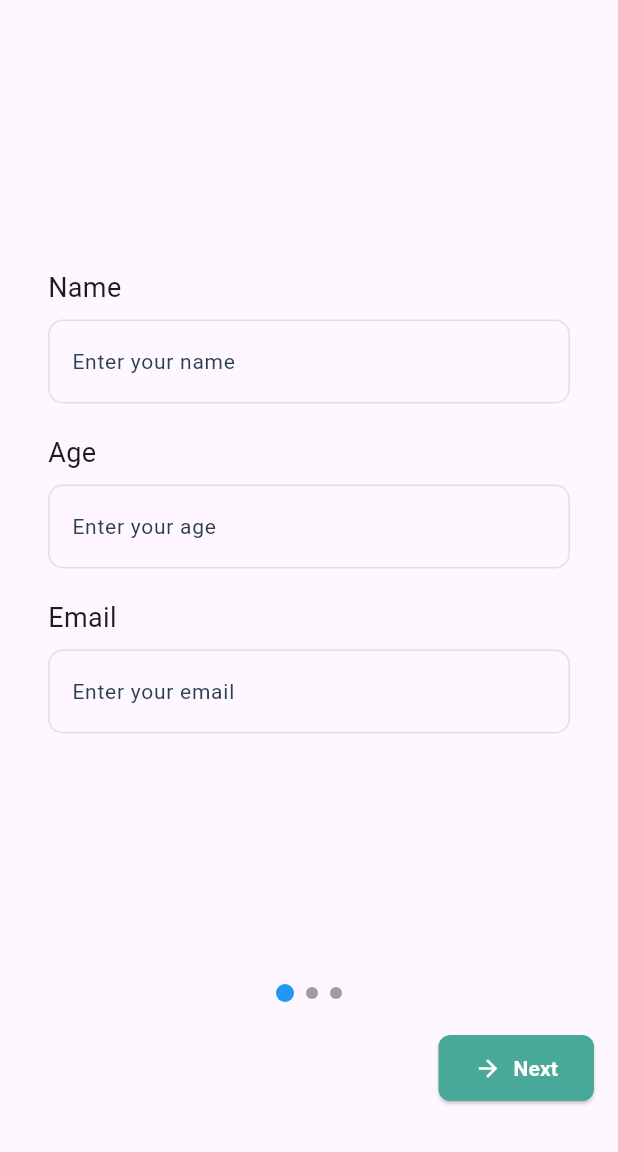
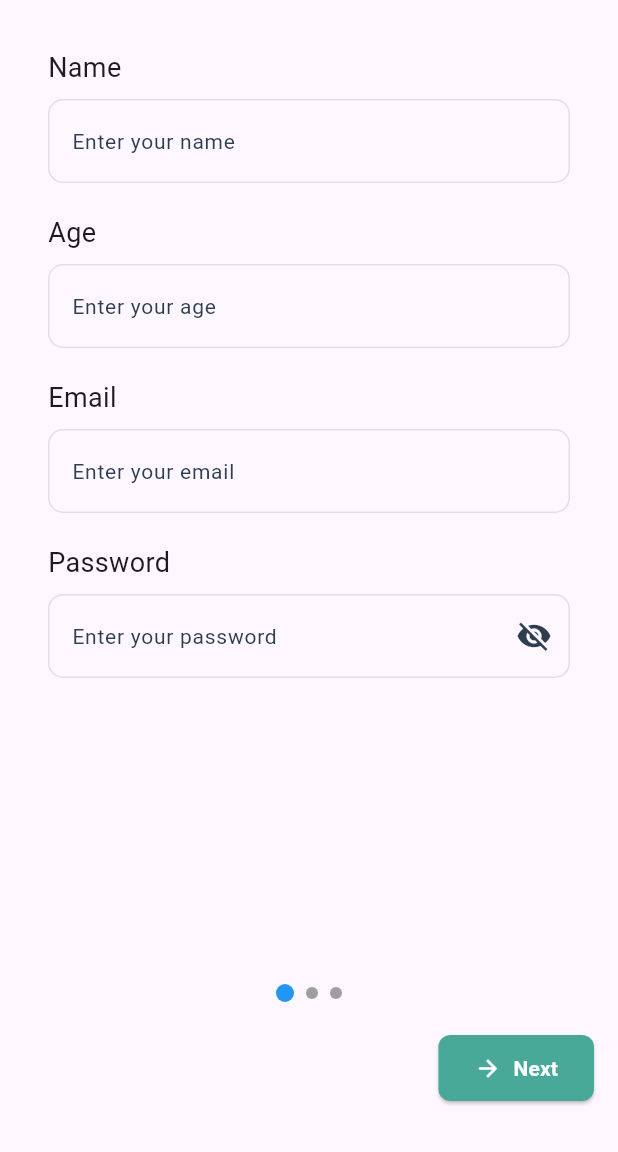
Before and after one commit to rifah43/acousti_care_frontend, a Flutter app: the screen it shows after launch, after a tap on "Get Started", on a phone screen of 412 x 824 dp, the part 84-1236 px from its top. Run offline on Flutter 3.47's test engine with Material 3 defaults, Android fonts, the light colour scheme and no system bars; our stand-ins replace device_info_plus, fl_chart, flutter_dotenv, font_awesome_flutter, shared_preferences; missing offline and left inert: cache_manager, record; accounts and stored records are empty; network calls fail.

Commit message:
user frontend without token

```diff
--- a/lib/main.dart
+++ b/lib/main.dart
@@ -7,6 +7,7 @@ import 'package:acousti_care_frontend/providers/health_data_provider.dart';
 import 'package:acousti_care_frontend/providers/notification_provider.dart';
 
 void main() async {
+  WidgetsFlutterBinding.ensureInitialized();  // Add this line
   await dotenv.load(fileName: ".env");
   runApp(
     MultiProvider(
--- a/lib/models/user.dart
+++ b/lib/models/user.dart
@@ -1,4 +1,5 @@
 class User {
+  final String? id;
   final String name;
   final int age;
   final String gender;
@@ -6,8 +7,11 @@ class User {
   final double weight;
   final double bmi;
   final String email;
+  final String? password;  // Optional for responses
+  final bool isActive;
 
   User({
+    this.id,
     required this.name,
     required this.age,
     required this.gender,
@@ -15,17 +19,21 @@ class User {
     required this.weight,
     required this.bmi,
     required this.email,
+    this.password,
+    this.isActive = false,
   });
 
   factory User.fromJson(Map<String, dynamic> json) {
     return User(
+      id: json['_id']?.toString(),
       name: json['name'] ?? '',
       age: _parseInt(json['age']),
       gender: json['gender'] ?? '',
-    height: json['height']?.toDouble() ?? 0.0,
-    weight: json['weight']?.toDouble() ?? 0.0,
-    bmi: json['bmi']?.toDouble() ?? 0.0,
+      height: _parseDouble(json['height']),
+      weight: _parseDouble(json['weight']),
+      bmi: _parseDouble(json['bmi']),
       email: json['email'] ?? '',
+      isActive: json['isActive'] ?? false,
     );
   }
 
@@ -34,12 +42,42 @@ static int _parseInt(dynamic value) {
     try {
       return int.parse(value.toString());
     } catch (e) {
-    return 0; // Default value in case of an error
+      return 0;
     }
   }
 
+  static double _parseDouble(dynamic value) {
+    if (value == null) return 0.0;
+    try {
+      return double.parse(value.toString());
+    } catch (e) {
+      return 0.0;
+    }
+  }
 
   Map<String, dynamic> toJson() {
+    final map = {
+      'name': name,
+      'age': age,
+      'gender': gender,
+      'height': height,
+      'weight': weight,
+      'bmi': bmi,
+      'email': email,
+      'isActive': isActive,
+    };
+
+    if (id != null) map['_id'] = id as String;
+    if (password != null) map['password'] = password as String;
+
+    return map;
+  }
+
+  // Create registration data (includes password)
+  Map<String, dynamic> toRegistrationJson() {
+    if (password == null) {
+      throw Exception('Password is required for registration');
+    }
     return {
       'name': name,
       'age': age,
@@ -48,6 +86,34 @@ static int _parseInt(dynamic value) {
       'weight': weight,
       'bmi': bmi,
       'email': email,
+      'password': password,
     };
   }
+
+  // Create a copy of the user with some fields modified
+  User copyWith({
+    String? id,
+    String? name,
+    int? age,
+    String? gender,
+    double? height,
+    double? weight,
+    double? bmi,
+    String? email,
+    String? password,
+    bool? isActive,
+  }) {
+    return User(
+      id: id ?? this.id,
+      name: name ?? this.name,
+      age: age ?? this.age,
+      gender: gender ?? this.gender,
+      height: height ?? this.height,
+      weight: weight ?? this.weight,
+      bmi: bmi ?? this.bmi,
+      email: email ?? this.email,
+      password: password ?? this.password,
+      isActive: isActive ?? this.isActive,
+    );
   }
+}
--- a/lib/views/profile/profile_setup.dart
+++ b/lib/views/profile/profile_setup.dart
@@ -28,6 +28,7 @@ class _ProfileSetupState extends State<ProfileSetup> {
   final TextEditingController _ageController = TextEditingController();
   final TextEditingController _weightController = TextEditingController();
   final TextEditingController _heightController = TextEditingController();
+  final TextEditingController _passwordController = TextEditingController();
   String _gender = 'Select Gender';
 
   String? _validateName(String? value) {
@@ -43,12 +44,12 @@ class _ProfileSetupState extends State<ProfileSetup> {
     return null;
   }
 
-  String? _validateEmail(String? value) {
+  String? _validatemail(String? value) {
     if (value == null || value.isEmpty) {
-      return 'Email is required';
+      return 'mail is required';
     }
     if (!RegExp(r'^[\w-\.]+@([\w-]+\.)+[\w-]{2,4}$').hasMatch(value)) {
-      return 'Please enter a valid email address';
+      return 'Please enter a valid mail address';
     }
     return null;
   }
@@ -109,7 +110,7 @@ class _ProfileSetupState extends State<ProfileSetup> {
     } else if (_currentPage == 0) {
       final nameValidation = _validateName(_nameController.text.trim());
       final ageValidation = _validateAge(_ageController.text.trim());
-      final emailValidation = _validateEmail(_mailController.text.trim());
+      final mailValidation = _validatemail(_mailController.text.trim());
 
       if (nameValidation != null) {
         _showSnackBar(nameValidation);
@@ -119,8 +120,8 @@ class _ProfileSetupState extends State<ProfileSetup> {
         _showSnackBar(ageValidation);
         return;
       }
-      if (emailValidation != null) {
-        _showSnackBar(emailValidation);
+      if (mailValidation != null) {
+        _showSnackBar(mailValidation);
         return;
       }
       _goToNextPage();
@@ -175,7 +176,7 @@ void _saveProfile() async {
     // Perform final validation of all fields
     final nameValidation = _validateName(_nameController.text.trim());
     final ageValidation = _validateAge(_ageController.text.trim());
-    final emailValidation = _validateEmail(_mailController.text.trim());
+    final mailValidation = _validatemail(_mailController.text.trim());
     final weightValidation = _validateWeight(_weightController.text.trim());
     final heightValidation = _validateHeight(_heightController.text.trim());
     final genderValidation = _validateGender(_gender);
@@ -183,7 +184,7 @@ void _saveProfile() async {
     // Check if any validation fails
     if (nameValidation != null ||
         ageValidation != null ||
-        emailValidation != null ||
+        mailValidation != null ||
         weightValidation != null ||
         heightValidation != null ||
         genderValidation != null) {
@@ -199,6 +200,7 @@ void _saveProfile() async {
       gender: _gender,
       mail: _mailController.text.trim(),
       bmi: _calculateBMI(),
+      password: _passwordController.text.trim(),
     );
 
     final result = await summaryPage.createUser(context);
@@ -233,7 +235,7 @@ void _saveProfile() async {
       'height': height,
       'gender': _gender,
       'bmi': bmi,
-      'email': _mailController.text.trim(),
+      'mail': _mailController.text.trim(),
     };
   }
 
@@ -263,6 +265,7 @@ void _saveProfile() async {
                           nameController: _nameController,
                           ageController: _ageController,
                           mailController: _mailController,
+                          passwordController: _passwordController,
                         ),
                         HeightWeightGenderPage(
                           heightController: _heightController,
@@ -279,6 +282,7 @@ void _saveProfile() async {
                           height: double.tryParse(_heightController.text.trim()) ?? 0.0,
                           gender: _gender,
                           mail: _mailController.text.trim(),
+                          password: _passwordController.text.trim(),
                           bmi: _calculateBMI(),
                         ),
                       ],
--- a/lib/views/profile/user_profile.dart
+++ b/lib/views/profile/user_profile.dart
@@ -6,6 +6,12 @@ import 'package:acousti_care_frontend/views/custom_topbar.dart';
 
 class UserProfile extends StatelessWidget {
   const UserProfile({super.key});
+
+  get name => null;
+
+  get email => null;
+
+  get id => null;
 
   @override
   Widget build(BuildContext context) {
--- a/lib/views/profilePages/name_age_page.dart
+++ b/lib/views/profilePages/name_age_page.dart
@@ -1,37 +1,50 @@
 import 'package:flutter/material.dart';
 import 'package:acousti_care_frontend/views/styles.dart';
 
-class NameAndAgePage extends StatelessWidget {
+class NameAndAgePage extends StatefulWidget {
   final TextEditingController nameController;
   final TextEditingController ageController;
   final TextEditingController mailController;
+  final TextEditingController passwordController;
 
   const NameAndAgePage({
     required this.nameController,
     required this.ageController,
     required this.mailController,
+    required this.passwordController,
     super.key,
   });
 
   @override
+  State<NameAndAgePage> createState() => _NameAndAgePageState();
+}
+
+class _NameAndAgePageState extends State<NameAndAgePage> {
+  bool _obscurePassword = true;
+
+  @override
   Widget build(BuildContext context) {
-    return Padding(
+    return SafeArea(
+      child: LayoutBuilder(
+        builder: (context, constraints) {
+          return SingleChildScrollView(
+            child: ConstrainedBox(
+              constraints: BoxConstraints(
+                minHeight: constraints.maxHeight,
+              ),
+              child: Padding(
                 padding: const EdgeInsets.all(16.0),
                 child: Column(
-        crossAxisAlignment: CrossAxisAlignment.start, // Align children to the left
-        mainAxisAlignment: MainAxisAlignment.center,
+                  crossAxisAlignment: CrossAxisAlignment.start,
+                  mainAxisAlignment: MainAxisAlignment.start,
                   children: [
-          const Row(
-            children: [
-              Text(
+                    const Text(
                       'Name',
                       style: TextStyle(fontSize: 18),
                     ),
-            ],
-          ),
                     const SizedBox(height: 8),
                     TextFormField(
-            controller: nameController,
+                      controller: widget.nameController,
                       decoration: InputDecoration(
                         labelText: 'Enter your name',
                         labelStyle: normalTextStyle(context, AppColors.textPrimary),
@@ -49,19 +62,15 @@ class NameAndAgePage extends StatelessWidget {
                         ),
                       ),
                     ),
-          const SizedBox(height: 20), // Space between fields
+                    const SizedBox(height: 20),
 
-          const Row(
-            children: [
-              Text(
+                    const Text(
                       'Age',
                       style: TextStyle(fontSize: 18),
                     ),
-            ],
-          ),
                     const SizedBox(height: 8),
                     TextFormField(
-            controller: ageController,
+                      controller: widget.ageController,
                       keyboardType: TextInputType.number,
                       decoration: InputDecoration(
                         labelText: 'Enter your age',
@@ -81,17 +90,14 @@ class NameAndAgePage extends StatelessWidget {
                       ),
                     ),
                     const SizedBox(height: 20),
-          const Row(
-            children: [
-              Text(
+
+                    const Text(
                       'Email',
                       style: TextStyle(fontSize: 18),
                     ),
-            ],
-          ),
                     const SizedBox(height: 8),
                     TextFormField(
-            controller: mailController,
+                      controller: widget.mailController,
                       keyboardType: TextInputType.emailAddress,
                       decoration: InputDecoration(
                         labelText: 'Enter your email',
@@ -110,7 +116,50 @@ class NameAndAgePage extends StatelessWidget {
                         ),
                       ),
                     ),
+                    const SizedBox(height: 20),
+
+                    const Text(
+                      'Password',
+                      style: TextStyle(fontSize: 18),
+                    ),
+                    const SizedBox(height: 8),
+                    TextFormField(
+                      controller: widget.passwordController,
+                      obscureText: _obscurePassword,
+                      decoration: InputDecoration(
+                        labelText: 'Enter your password',
+                        labelStyle: normalTextStyle(context, AppColors.textPrimary),
+                        border: OutlineInputBorder(
+                          borderRadius: BorderRadius.circular(10.0),
+                          borderSide: const BorderSide(color: AppColors.divider),
+                        ),
+                        focusedBorder: OutlineInputBorder(
+                          borderRadius: BorderRadius.circular(10.0),
+                          borderSide: const BorderSide(color: AppColors.buttonPrimary),
+                        ),
+                        enabledBorder: OutlineInputBorder(
+                          borderRadius: BorderRadius.circular(10.0),
+                          borderSide: const BorderSide(color: AppColors.divider),
+                        ),
+                        suffixIcon: IconButton(
+                          icon: Icon(
+                            _obscurePassword ? Icons.visibility_off : Icons.visibility,
+                            color: AppColors.textPrimary,
+                          ),
+                          onPressed: () {
+                            setState(() {
+                              _obscurePassword = !_obscurePassword;
+                            });
+                          },
+                        ),
+                      ),
+                    ),
                   ],
+                ),
+              ),
+            ),
+          );
+        },
       ),
     );
   }
```
Also changed, not shown: lib/home_page.dart (+15 -4 lines), lib/services/http_provider.dart (+11 -6 lines), lib/utils/device_helper.dart (added, +19 -0 lines), lib/views/drawerPages/switchProfile.dart (+35 -8 lines), lib/views/profilePages/summary_page.dart (+18 -4 lines), lib/views/voiceRecorder/record_voice.dart (+13 -12 lines), pubspec.yaml (+7 -3 lines), pubspec.lock, 4 other files. Lines whose indentation alone changed are shown as unchanged.
